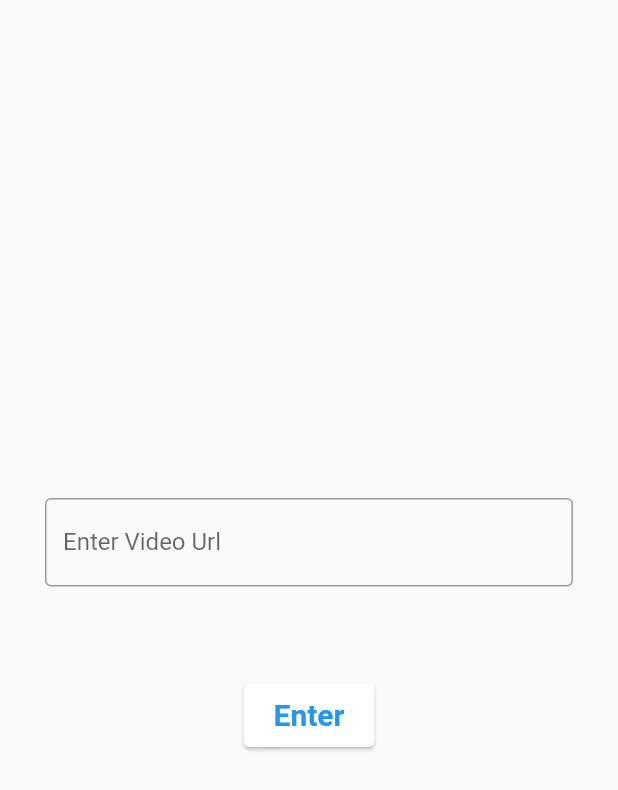
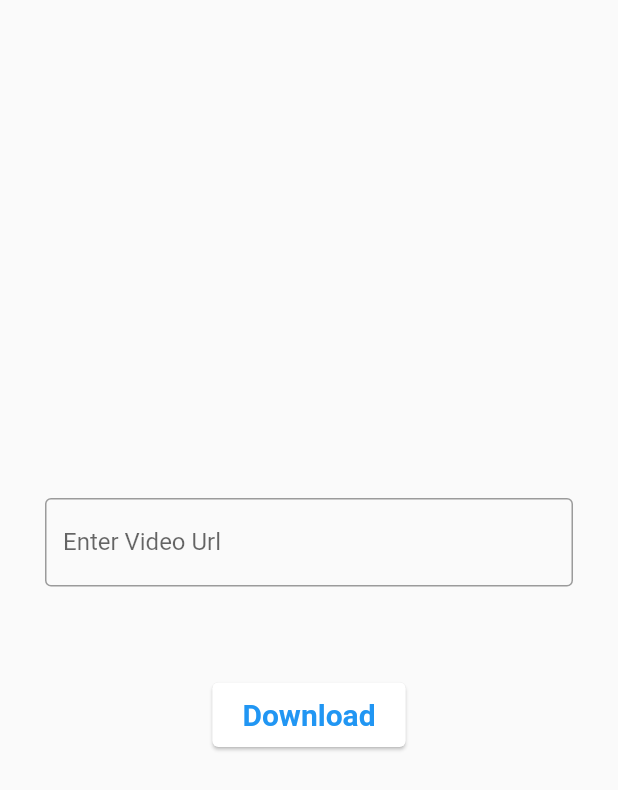
Before and after one commit to vidya-hub/Video-Downloader-and-Player, a Flutter app: the screen it shows after launch, on a phone screen of 412 x 824 dp. Shown: the top 790 px of the screen. Run offline on Flutter 3.47's test engine with Material 2 defaults, Android fonts, the phone set to English and light mode, and no system bars; our stand-ins replace dio, video_player.

```diff
--- a/lib/main.dart
+++ b/lib/main.dart
@@ -26,6 +26,7 @@ class _MyAppState extends State<MyApp> {
   bool _isDownloading = false;
   var downloadedPath = "";
   final GlobalKey<ScaffoldState> _scaffoldKey = new GlobalKey<ScaffoldState>();
+  String helperText = "";
 
   // Diaolog function
 
@@ -71,6 +72,21 @@ class _MyAppState extends State<MyApp> {
                 downloadFile(url, downloadedPath).then((value) {});
               },
             ),
+            TextButton(
+              child: Text('Cancel',
+                  style: TextStyle(
+                    fontWeight: FontWeight.bold,
+                    color: Colors.black,
+                    fontSize: 20,
+                  )),
+              onPressed: () {
+                Navigator.push(context, MaterialPageRoute(builder: (context) {
+                  return MyApp();
+                }));
+                _scaffoldKey.currentState.removeCurrentSnackBar();
+                // Scaffold.of(context).hideCurrentSnackBar();
+              },
+            ),
           ],
         );
       },
@@ -104,8 +120,8 @@ class _MyAppState extends State<MyApp> {
                 _isDownloading = false;
               });
               showSnackBar("Downloaded.. ", 1000);
-
-              Scaffold.of(context).hideCurrentSnackBar();
+              _scaffoldKey.currentState.removeCurrentSnackBar();
+              // Scaffold.of(context).hideCurrentSnackBar();
               _showPlayConfirmation(path);
             } else {
               setState(() {
@@ -170,7 +186,10 @@ class _MyAppState extends State<MyApp> {
                         fontSize: 20,
                       )),
                   onPressed: () {
-                    Navigator.pop(context);
+                    Navigator.push(context,
+                        MaterialPageRoute(builder: (context) {
+                      return MyApp();
+                    }));
                     _scaffoldKey.currentState.removeCurrentSnackBar();
                     // Scaffold.of(context).hideCurrentSnackBar();
                   },
@@ -192,7 +211,8 @@ class _MyAppState extends State<MyApp> {
   Widget build(BuildContext context) {
     return Scaffold(
       key: _scaffoldKey,
-      body: Column(
+      body: Builder(builder: (BuildContext context) {
+        return Column(
           mainAxisAlignment: MainAxisAlignment.center,
           children: [
             Padding(
@@ -201,7 +221,9 @@ class _MyAppState extends State<MyApp> {
                 controller: _controller,
                 decoration: InputDecoration(
                   border: OutlineInputBorder(gapPadding: 20),
-                  labelText: "Enter Video Url"),
+                  labelText: "Enter Video Url",
+                  // helperText: _controller.text.isEmpty ? "" : "Enter Url",
+                ),
               ),
             ),
             SizedBox(
@@ -218,7 +240,7 @@ class _MyAppState extends State<MyApp> {
                         padding:
                             EdgeInsets.symmetric(horizontal: 20, vertical: 10),
                         child: Text(
-                        "Enter",
+                          "Download",
                           style: TextStyle(
                               fontSize: 20,
                               fontWeight: FontWeight.bold,
@@ -228,8 +250,33 @@ class _MyAppState extends State<MyApp> {
                     ),
                   )
                 : CircularProgressIndicator(),
+            _isDownloading
+                ? InkWell(
+                    onTap: () {
+                      Navigator.push(context,
+                          MaterialPageRoute(builder: (context) {
+                        return MyApp();
+                      }));
+                    },
+                    autofocus: true,
+                    child: Card(
+                      child: Padding(
+                        padding:
+                            EdgeInsets.symmetric(horizontal: 20, vertical: 10),
+                        child: Text(
+                          "Cancel",
+                          style: TextStyle(
+                              fontSize: 20,
+                              fontWeight: FontWeight.bold,
+                              color: Colors.blue),
+                        ),
+                      ),
+                    ),
+                  )
+                : Container()
           ],
-      ),
+        );
+      }),
     );
   }
 }
```
Also changed, not shown: lib/vidioplayerpage.dart (+9 -1 lines). Lines whose indentation alone changed are shown as unchanged.
